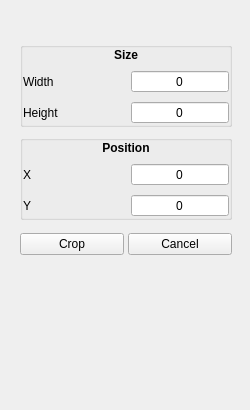
The window that gui/panels/croppanel/croppanel.ui (do-i/thumbgrid) describes before a commit, drawn with Qt 5.
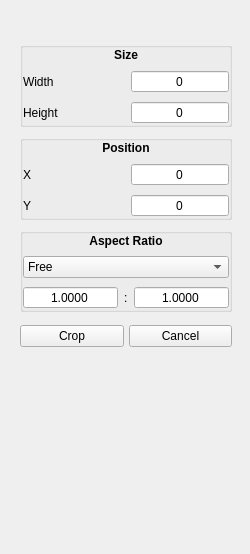
The same window after the commit. Icons and pictures are not drawn. Custom widgets are drawn as their Qt base class.

Patch:
```diff
--- a/gui/panels/croppanel/croppanel.ui
+++ b/gui/panels/croppanel/croppanel.ui
@@ -7,7 +7,7 @@
     <x>0</x>
     <y>0</y>
     <width>250</width>
-    <height>410</height>
+    <height>554</height>
    </rect>
   </property>
   <property name="sizePolicy">
@@ -269,6 +269,174 @@
      </layout>
     </widget>
    </item>
+   <item>
+    <widget class="QGroupBox" name="groupBox_3">
+     <property name="title">
+      <string/>
+     </property>
+     <layout class="QVBoxLayout" name="verticalLayout_4">
+      <property name="spacing">
+       <number>8</number>
+      </property>
+      <property name="leftMargin">
+       <number>0</number>
+      </property>
+      <property name="topMargin">
+       <number>0</number>
+      </property>
+      <property name="rightMargin">
+       <number>0</number>
+      </property>
+      <property name="bottomMargin">
+       <number>0</number>
+      </property>
+      <item>
+       <widget class="QLabel" name="label_5">
+        <property name="font">
+         <font>
+          <weight>75</weight>
+          <bold>true</bold>
+         </font>
+        </property>
+        <property name="text">
+         <string>Aspect Ratio</string>
+        </property>
+        <property name="alignment">
+         <set>Qt::AlignCenter</set>
+        </property>
+       </widget>
+      </item>
+      <item>
+       <widget class="QComboBox" name="ARcomboBox">
+        <item>
+         <property name="text">
+          <string>Free</string>
+         </property>
+        </item>
+        <item>
+         <property name="text">
+          <string>Custom</string>
+         </property>
+        </item>
+        <item>
+         <property name="text">
+          <string>Current Image</string>
+         </property>
+        </item>
+        <item>
+         <property name="text">
+          <string>This Screen</string>
+         </property>
+        </item>
+        <item>
+         <property name="text">
+          <string>1:1</string>
+         </property>
+        </item>
+        <item>
+         <property name="text">
+          <string>4:3</string>
+         </property>
+        </item>
+        <item>
+         <property name="text">
+          <string>16:9</string>
+         </property>
+        </item>
+        <item>
+         <property name="text">
+          <string>16:10</string>
+         </property>
+        </item>
+       </widget>
+      </item>
+      <item>
+       <widget class="QWidget" name="ARInputWidget" native="true">
+        <layout class="QHBoxLayout" name="horizontalLayout_7">
+         <property name="spacing">
+          <number>6</number>
+         </property>
+         <property name="leftMargin">
+          <number>0</number>
+         </property>
+         <property name="topMargin">
+          <number>0</number>
+         </property>
+         <property name="rightMargin">
+          <number>0</number>
+         </property>
+         <property name="bottomMargin">
+          <number>0</number>
+         </property>
+         <item>
+          <widget class="QDoubleSpinBox" name="ARX">
+           <property name="alignment">
+            <set>Qt::AlignCenter</set>
+           </property>
+           <property name="buttonSymbols">
+            <enum>QAbstractSpinBox::NoButtons</enum>
+           </property>
+           <property name="keyboardTracking">
+            <bool>false</bool>
+           </property>
+           <property name="decimals">
+            <number>4</number>
+           </property>
+           <property name="minimum">
+            <double>0.000100000000000</double>
+           </property>
+           <property name="value">
+            <double>1.000000000000000</double>
+           </property>
+          </widget>
+         </item>
+         <item>
+          <widget class="QLabel" name="label_8">
+           <property name="sizePolicy">
+            <sizepolicy hsizetype="Maximum" vsizetype="Preferred">
+             <horstretch>0</horstretch>
+             <verstretch>0</verstretch>
+            </sizepolicy>
+           </property>
+           <property name="text">
+            <string>:</string>
+           </property>
+          </widget>
+         </item>
+         <item>
+          <widget class="QDoubleSpinBox" name="ARY">
+           <property name="alignment">
+            <set>Qt::AlignCenter</set>
+           </property>
+           <property name="buttonSymbols">
+            <enum>QAbstractSpinBox::NoButtons</enum>
+           </property>
+           <property name="keyboardTracking">
+            <bool>false</bool>
+           </property>
+           <property name="showGroupSeparator" stdset="0">
+            <bool>false</bool>
+           </property>
+           <property name="prefix">
+            <string/>
+           </property>
+           <property name="decimals">
+            <number>4</number>
+           </property>
+           <property name="minimum">
+            <double>0.000100000000000</double>
+           </property>
+           <property name="value">
+            <double>1.000000000000000</double>
+           </property>
+          </widget>
+         </item>
+        </layout>
+       </widget>
+      </item>
+     </layout>
+    </widget>
+   </item>
    <item>
     <spacer name="verticalSpacer_2">
      <property name="orientation">
@@ -288,7 +456,7 @@
    <item>
     <layout class="QHBoxLayout" name="horizontalLayout">
      <property name="spacing">
-      <number>4</number>
+      <number>5</number>
      </property>
      <property name="topMargin">
       <number>0</number>
```
Left out of the diff: 2 changed lines with no effect on the pictures.
